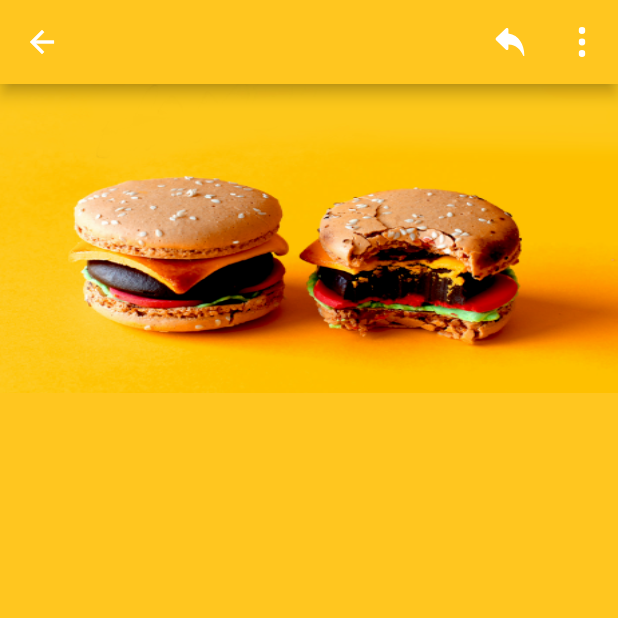
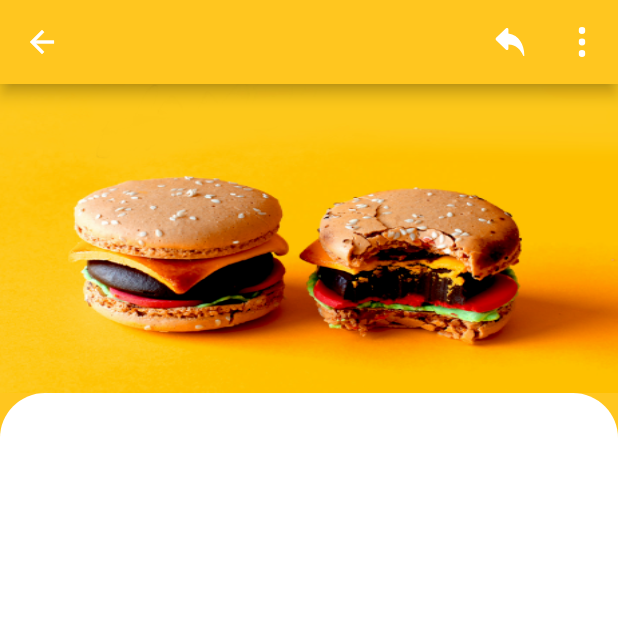
Before and after one commit to leandrorochaadm/app_food, a Flutter app: the DetailsScreen screen opened directly, on a phone screen of 412 x 824 dp, the top half of it. Run offline on Flutter 3.47's test engine with Material 2 defaults, Android fonts, the phone set to English and light mode, and no system bars; our stand-ins replace flutter_svg.

```diff
--- a/lib/screen/details/details_screen.dart
+++ b/lib/screen/details/details_screen.dart
@@ -24,7 +24,30 @@ class Body extends StatelessWidget {
     return Column(
       children: [
         const ItemImage(imgSrc: 'assets/images/burger.png'),
+        const Expanded(
+          child: ItemInfo(),
+        )
       ],
     );
   }
 }
+
+class ItemInfo extends StatelessWidget {
+  const ItemInfo({
+    Key? key,
+  }) : super(key: key);
+
+  @override
+  Widget build(BuildContext context) {
+    return Container(
+      padding: const EdgeInsets.all(20),
+      width: double.infinity,
+      decoration: const BoxDecoration(
+          color: Colors.white,
+          borderRadius: BorderRadius.only(
+            topLeft: Radius.circular(30),
+            topRight: Radius.circular(30),
+          )),
+    );
+  }
+}
```
